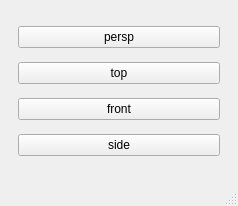
First picture: the form in UI/camera_switcher.ui, repository HaydenGuy/Maya_Camera_Switcher, before the edit.
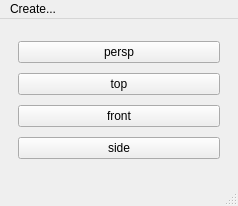
Second picture: the form after the edit.

Commit message: Added a create camera menu bar action

Diff of the .ui file:
```diff
--- a/UI/camera_switcher.ui
+++ b/UI/camera_switcher.ui
@@ -83,6 +83,13 @@
      <height>23</height>
     </rect>
    </property>
+   <widget class="QMenu" name="create_menu_bar">
+    <property name="title">
+     <string>Create...</string>
+    </property>
+    <addaction name="action_create_camera"/>
+   </widget>
+   <addaction name="create_menu_bar"/>
   </widget>
   <widget class="QStatusBar" name="statusbar"/>
  </widget>
```
Left out of the diff: 5 changed lines with no effect on the pictures. The commit also changes 3 other files.
